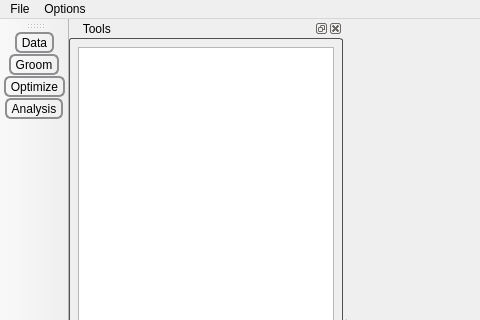
Above: src/Application/ShapeWorksStudioApp.ui from SCIInstitute/ShapeWorks before the change; both pictures show x 0 to 480 and y 0 to 320 of the 822 by 655 pixel window. Below: the same form after it.
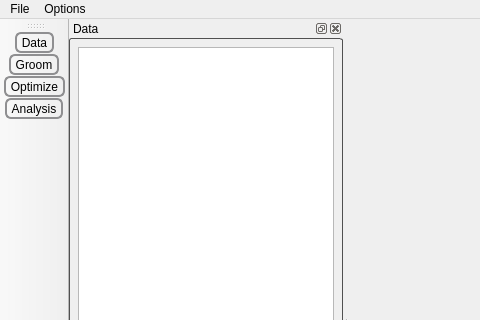
That is the form after the change. Icons and pictures are not drawn. Custom widgets are drawn as their Qt base class.

Commit message: updates tools title with the current tool name. closes #17. sets to reconstructed mode after optimize complete. closes #19

Diff of the .ui file:
```diff
--- a/src/Application/ShapeWorksStudioApp.ui
+++ b/src/Application/ShapeWorksStudioApp.ui
@@ -601,7 +601,7 @@
     <set>QDockWidget::AllDockWidgetFeatures</set>
    </property>
    <property name="windowTitle">
-    <string>   Tools</string>
+    <string>Data</string>
    </property>
    <attribute name="dockWidgetArea">
     <number>1</number>
```
The commit also changes 1 other file.
